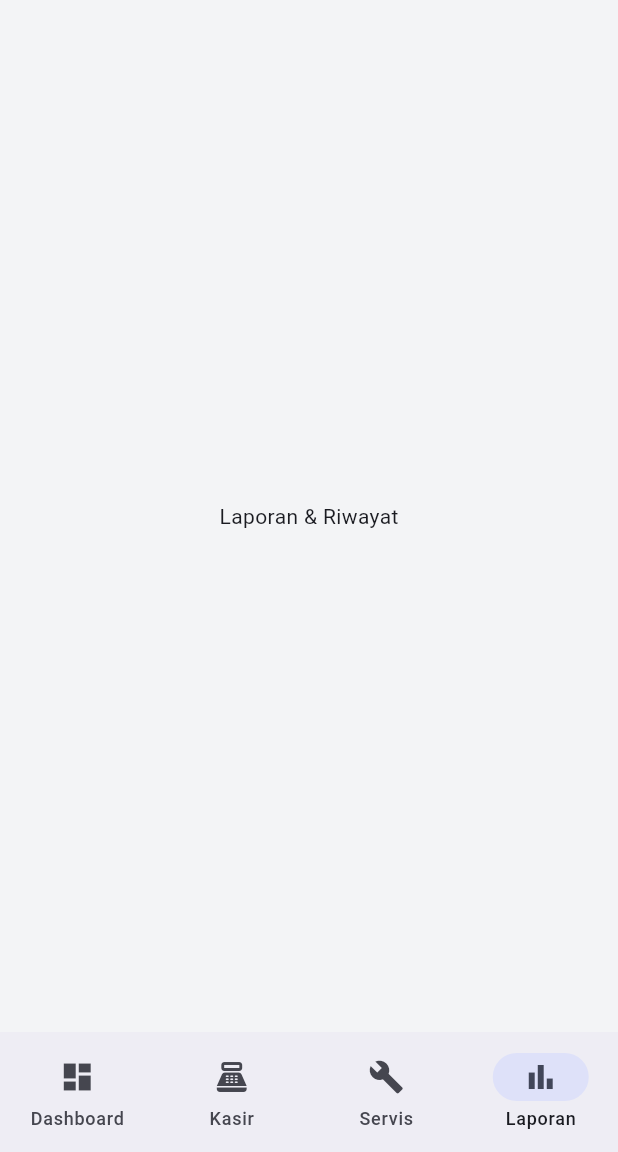
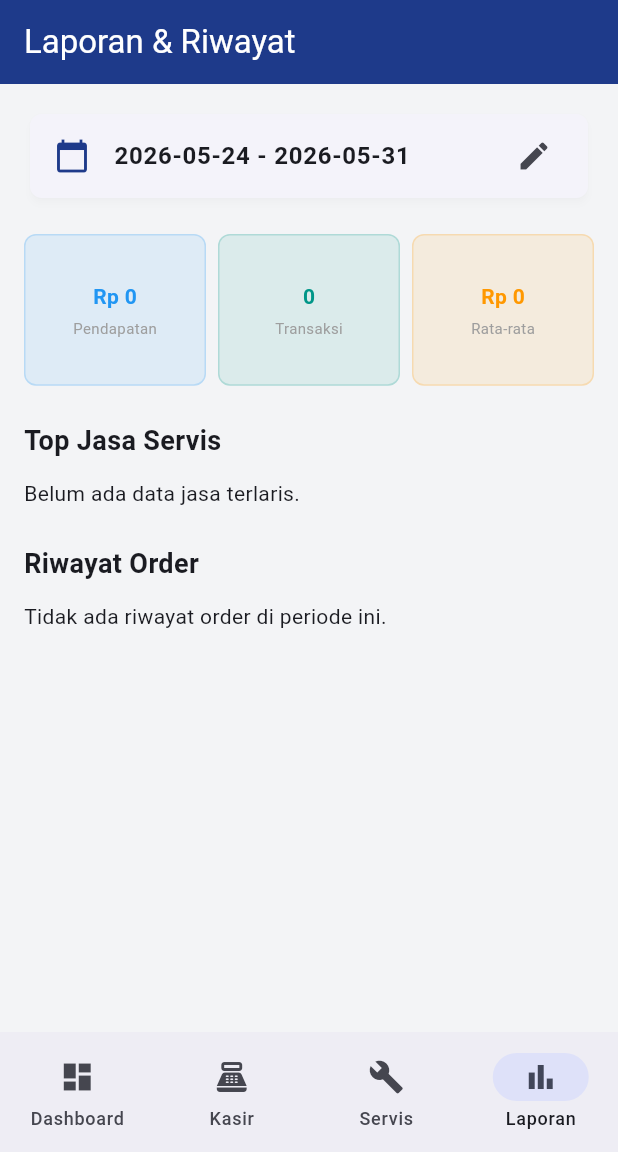
Before and after one commit to dimassfeb-09/kasku_bengkel, a Flutter app: the screen it shows after launch, item 4 of the bottom bar chosen, on a phone screen of 412 x 824 dp, the part 84-1236 px from its top. Run offline on Flutter 3.47's test engine with Material 3 defaults, Android fonts, the phone set to English and light mode, and no system bars; our stand-ins replace dartz, equatable, fl_chart, flutter_bloc, freezed_annotation, get_it and 1 more.

Commit message:
feat: implement reports and history module with date filtering and metrics aggregation

```diff
--- a/lib/core/di/injection_container.dart
+++ b/lib/core/di/injection_container.dart
@@ -11,6 +11,7 @@ import '../../features/cashier/domain/repositories/cashier_repository.dart';
 import '../../features/cashier/data/repositories/cashier_repository_impl.dart';
 import '../../features/cashier/presentation/bloc/cashier_bloc.dart';
 import '../../features/dashboard/presentation/bloc/dashboard_bloc.dart';
+import '../../features/reports/presentation/bloc/reports_bloc.dart';
 
 final sl = GetIt.instance;
 
@@ -59,4 +60,13 @@ Future<void> init() async {
       cashierRepository: sl(),
     ),
   );
+
+  // Features - Reports
+  // Bloc
+  sl.registerFactory(
+    () => ReportsBloc(
+      serviceRepository: sl(),
+      cashierRepository: sl(),
+    ),
+  );
 }
--- /dev/null
+++ b/lib/features/reports/domain/entities/report_metrics.dart
@@ -0,0 +1,25 @@
+import '../../../service/domain/entities/service_order.dart';
+
+class ReportMetrics {
+  final double revenue;
+  final int transactionCount;
+  final double averageValue;
+  final Map<String, int> topServices; // Service Name -> Count
+  final List<ServiceOrder> filteredOrders;
+
+  const ReportMetrics({
+    required this.revenue,
+    required this.transactionCount,
+    required this.averageValue,
+    required this.topServices,
+    required this.filteredOrders,
+  });
+
+  factory ReportMetrics.empty() => const ReportMetrics(
+        revenue: 0,
+        transactionCount: 0,
+        averageValue: 0,
+        topServices: {},
+        filteredOrders: [],
+      );
+}
--- /dev/null
+++ b/lib/features/reports/presentation/bloc/reports_bloc.dart
@@ -0,0 +1,116 @@
+import 'package:flutter_bloc/flutter_bloc.dart';
+import 'package:equatable/equatable.dart';
+import 'package:flutter/material.dart';
+import '../../domain/entities/report_metrics.dart';
+import '../../../service/domain/repositories/service_repository.dart';
+import '../../../cashier/domain/repositories/cashier_repository.dart';
+import '../../../service/domain/entities/service_status.dart';
+
+// Events
+abstract class ReportsEvent extends Equatable {
+  const ReportsEvent();
+  @override
+  List<Object?> get props => [];
+}
+
+class LoadReports extends ReportsEvent {
+  final DateTimeRange dateRange;
+  const LoadReports(this.dateRange);
+  @override
+  List<Object?> get props => [dateRange];
+}
+
+// States
+abstract class ReportsState extends Equatable {
+  const ReportsState();
+  @override
+  List<Object?> get props => [];
+}
+
+class ReportsInitial extends ReportsState {}
+class ReportsLoading extends ReportsState {}
+class ReportsLoaded extends ReportsState {
+  final ReportMetrics metrics;
+  final DateTimeRange dateRange;
+  const ReportsLoaded(this.metrics, this.dateRange);
+  @override
+  List<Object?> get props => [metrics, dateRange];
+}
+class ReportsError extends ReportsState {
+  final String message;
+  const ReportsError(this.message);
+}
+
+// Bloc
+class ReportsBloc extends Bloc<ReportsEvent, ReportsState> {
+  final ServiceRepository serviceRepository;
+  final CashierRepository cashierRepository;
+
+  ReportsBloc({
+    required this.serviceRepository,
+    required this.cashierRepository,
+  }) : super(ReportsInitial()) {
+    on<LoadReports>(_onLoadReports);
+  }
+
+  Future<void> _onLoadReports(LoadReports event, Emitter<ReportsState> emit) async {
+    emit(ReportsLoading());
+
+    final servicesResult = await serviceRepository.getActiveServices();
+    final transactionsResult = await cashierRepository.getTransactionHistory();
+
+    if (servicesResult.isLeft() || transactionsResult.isLeft()) {
+      emit(const ReportsError('Gagal memuat data laporan'));
+      return;
+    }
+
+    final allOrders = servicesResult.getOrElse(() => []);
+    final allTransactions = transactionsResult.getOrElse(() => []);
+
+    // Filter by Date Range
+    final filteredOrders = allOrders.where((o) =>
+      o.createdAt.isAfter(event.dateRange.start) &&
+      o.createdAt.isBefore(event.dateRange.end.add(const Duration(days: 1)))
+    ).toList();
+
+    final filteredTransactions = allTransactions.where((t) =>
+      t.transactionDate.isAfter(event.dateRange.start) &&
+      t.transactionDate.isBefore(event.dateRange.end.add(const Duration(days: 1)))
+    ).toList();
+
+    // Calculations
+    double revenue = filteredTransactions.fold(0, (sum, t) => sum + t.totalAmount);
+    int count = filteredTransactions.length;
+    double avg = count > 0 ? revenue / count : 0;
+
+    // Top Services Ranking
+    final serviceCounts = <String, int>{};
+    for (final order in filteredOrders) {
+      if (order.status == ServiceStatus.lunas) {
+        for (final item in order.items) {
+          item.maybeWhen(
+            labor: (name, _) {
+              serviceCounts[name] = (serviceCounts[name] ?? 0) + 1;
+            },
+            orElse: () {},
+          );
+        }
+      }
+    }
+
+    final sortedServices = Map.fromEntries(
+      serviceCounts.entries.toList()..sort((a, b) => b.value.compareTo(a.value))
+    );
+
+    emit(ReportsLoaded(
+      ReportMetrics(
+        revenue: revenue,
+        transactionCount: count,
+        averageValue: avg,
+        topServices: sortedServices,
+        filteredOrders: filteredOrders,
+      ),
+      event.dateRange,
+    ));
+  }
+}
--- a/lib/features/reports/presentation/pages/reports_page.dart
+++ b/lib/features/reports/presentation/pages/reports_page.dart
@@ -1,12 +1,167 @@
 import 'package:flutter/material.dart';
+import 'package:flutter_bloc/flutter_bloc.dart';
+import '../bloc/reports_bloc.dart';
+import '../../../../core/di/injection_container.dart';
 
 class ReportsPage extends StatelessWidget {
   const ReportsPage({super.key});
 
   @override
   Widget build(BuildContext context) {
-    return const Scaffold(
-      body: Center(child: Text('Laporan & Riwayat')),
+    return BlocProvider(
+      create: (context) => sl<ReportsBloc>()
+        ..add(LoadReports(DateTimeRange(
+          start: DateTime.now().subtract(const Duration(days: 7)),
+          end: DateTime.now(),
+        ))),
+      child: const ReportsView(),
     );
   }
 }
+
+class ReportsView extends StatelessWidget {
+  const ReportsView({super.key});
+
+  @override
+  Widget build(BuildContext context) {
+    return Scaffold(
+      appBar: AppBar(title: const Text('Laporan & Riwayat')),
+      body: BlocBuilder<ReportsBloc, ReportsState>(
+        builder: (context, state) {
+          if (state is ReportsLoading) {
+            return const Center(child: CircularProgressIndicator());
+          } else if (state is ReportsLoaded) {
+            final m = state.metrics;
+            return SingleChildScrollView(
+              padding: const EdgeInsets.all(16.0),
+              child: Column(
+                crossAxisAlignment: CrossAxisAlignment.start,
+                children: [
+                  _buildDateFilter(context, state.dateRange),
+                  const SizedBox(height: 20),
+                  _buildSummaryGrid(m),
+                  const SizedBox(height: 24),
+                  const Text('Top Jasa Servis', style: TextStyle(fontSize: 18, fontWeight: FontWeight.bold)),
+                  const SizedBox(height: 12),
+                  _buildTopServices(m.topServices),
+                  const SizedBox(height: 24),
+                  const Text('Riwayat Order', style: TextStyle(fontSize: 18, fontWeight: FontWeight.bold)),
+                  const SizedBox(height: 12),
+                  _buildOrderHistory(m.filteredOrders),
+                ],
+              ),
+            );
+          } else if (state is ReportsError) {
+            return Center(child: Text(state.message));
+          }
+          return const SizedBox.shrink();
+        },
+      ),
+    );
+  }
+
+  Widget _buildDateFilter(BuildContext context, DateTimeRange currentRange) {
+    return Card(
+      child: ListTile(
+        leading: const Icon(Icons.calendar_today, color: Color(0xFF1E3A8A)),
+        title: Text(
+          '${currentRange.start.toString().split(' ')[0]} - ${currentRange.end.toString().split(' ')[0]}',
+          style: const TextStyle(fontWeight: FontWeight.bold),
+        ),
+        trailing: const Icon(Icons.edit),
+        onTap: () async {
+          final picked = await showDateRangePicker(
+            context: context,
+            initialDateRange: currentRange,
+            firstDate: DateTime(2020),
+            lastDate: DateTime.now(),
+          );
+          if (picked != null && context.mounted) {
+            context.read<ReportsBloc>().add(LoadReports(picked));
+          }
+        },
+      ),
+    );
+  }
+
+  Widget _buildSummaryGrid(dynamic m) {
+    return GridView.count(
+      shrinkWrap: true,
+      physics: const NeverScrollableScrollPhysics(),
+      crossAxisCount: 3,
+      crossAxisSpacing: 8,
+      childAspectRatio: 1.2,
+      children: [
+        _MetricCard('Pendapatan', 'Rp ${m.revenue.toStringAsFixed(0)}', Colors.blue),
+        _MetricCard('Transaksi', '${m.transactionCount}', Colors.teal),
+        _MetricCard('Rata-rata', 'Rp ${m.averageValue.toStringAsFixed(0)}', Colors.orange),
+      ],
+    );
+  }
+
+  Widget _MetricCard(String label, String value, Color color) {
+    return Container(
+      padding: const EdgeInsets.all(8),
+      decoration: BoxDecoration(
+        color: color.withValues(alpha: 0.1),
+        borderRadius: BorderRadius.circular(8),
+        border: Border.all(color: color.withValues(alpha: 0.2)),
+      ),
+      child: Column(
+        mainAxisAlignment: MainAxisAlignment.center,
+        children: [
+          Text(value, style: TextStyle(color: color, fontWeight: FontWeight.bold, fontSize: 14)),
+          const SizedBox(height: 4),
+          Text(label, style: const TextStyle(fontSize: 10, color: Colors.grey)),
+        ],
+      ),
+    );
+  }
+
+  Widget _buildTopServices(Map<String, int> services) {
+    if (services.isEmpty) return const Text('Belum ada data jasa terlaris.');
+    return Card(
+      child: Column(
+        children: services.entries.map((e) => ListTile(
+          title: Text(e.key),
+          trailing: Container(
+            padding: const EdgeInsets.symmetric(horizontal: 12, vertical: 4),
+            decoration: BoxDecoration(color: Colors.blue[50], borderRadius: BorderRadius.circular(20)),
+            child: Text('${e.value}x', style: const TextStyle(color: Colors.blue, fontWeight: FontWeight.bold)),
+          ),
+        )).toList(),
+      ),
+    );
+  }
+
+  Widget _buildOrderHistory(List<dynamic> orders) {
+    if (orders.isEmpty) return const Text('Tidak ada riwayat order di periode ini.');
+    return ListView.builder(
+      shrinkWrap: true,
+      physics: const NeverScrollableScrollPhysics(),
+      itemCount: orders.length,
+      itemBuilder: (context, index) {
+        final o = orders[index];
+        return Card(
+          margin: const EdgeInsets.only(bottom: 8),
+          child: ListTile(
+            title: Text(o.vehicleInfo.plateNumber, style: const TextStyle(fontWeight: FontWeight.bold)),
+            subtitle: Text('${o.vehicleInfo.ownerName} - ${o.createdAt.toString().split(' ')[0]}'),
+            trailing: _StatusBadge(o.status.name),
+          ),
+        );
+      },
+    );
+  }
+
+  Widget _StatusBadge(String status) {
+    return Container(
+      padding: const EdgeInsets.symmetric(horizontal: 8, vertical: 2),
+      decoration: BoxDecoration(
+        color: Colors.grey[200],
+        borderRadius: BorderRadius.circular(4),
+      ),
+      child: Text(status.toUpperCase(), style: const TextStyle(fontSize: 10, color: Colors.black54)),
+    );
+  }
+}
```
Also changed, not shown: 1 other file.
